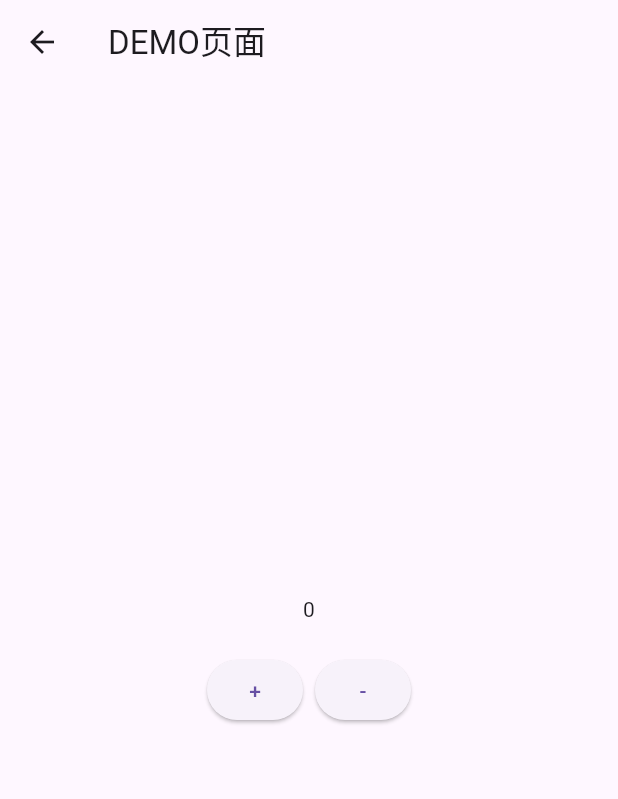
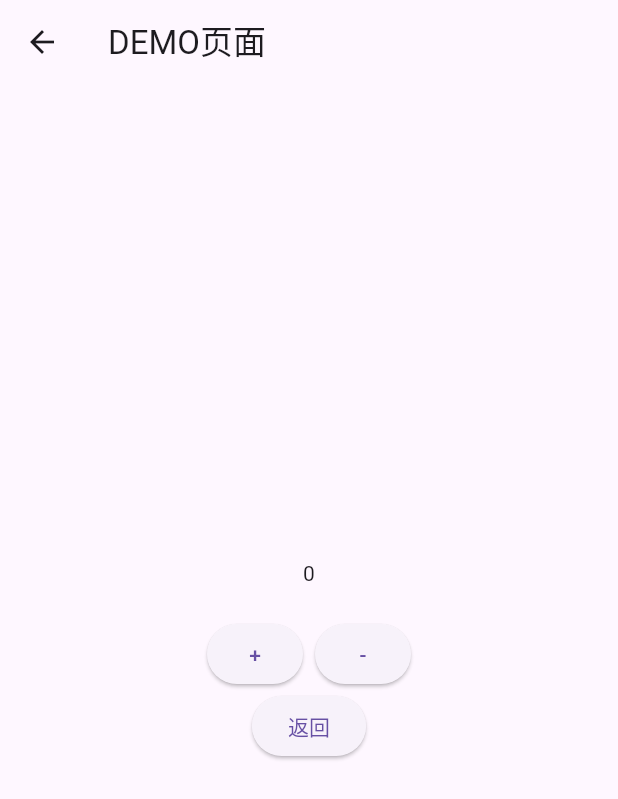
Before and after one commit to oonne/flutter-demo, a Flutter app: the screen it shows after launch, after a tap on "跳转首页", after a tap on "跳转DEMO", on a phone screen of 412 x 824 dp. Shown: the top 799 px of the screen. Run offline on Flutter 3.47's test engine with Material 3 defaults, Android fonts, the phone set to English and light mode, and no system bars; our stand-ins replace flutter_dotenv, go_router, shared_preferences.

Commit message:
feat: MVVM修改

```diff
--- a/lib/pages/demo/demo_view.dart
+++ b/lib/pages/demo/demo_view.dart
@@ -1,6 +1,6 @@
 import 'package:flutter/material.dart';
 import 'package:provider/provider.dart';
-
+import 'package:go_router/go_router.dart';
 import 'demo_view_model.dart';
 
 /*
@@ -12,7 +12,10 @@ class DemoView extends StatelessWidget {
   @override
   Widget build(BuildContext context) {
     return ChangeNotifierProvider(
-      create: (_) => DemoViewModel(),
+      create: (_) {
+        final viewModel = DemoViewModel();
+        return viewModel;
+      },
       child: Consumer<DemoViewModel>(
         builder: (context, viewModel, child) {
           return Scaffold(
@@ -21,6 +24,9 @@ class DemoView extends StatelessWidget {
               child: Column(
                 mainAxisAlignment: MainAxisAlignment.center,
                 children: [
+                  /*
+                   *数字
+                   */
                   Text(viewModel.number.toString()),
                   const SizedBox(height: 20),
                   Row(
@@ -37,6 +43,14 @@ class DemoView extends StatelessWidget {
                       ),
                     ],
                   ),
+
+                  /*
+                   * 跳转
+                   */
+                  ElevatedButton(
+                    onPressed: () => context.pop(),
+                    child: const Text('返回'),
+                  ),
                 ],
               ),
             ),
--- a/lib/pages/demo/demo_view_model.dart
+++ b/lib/pages/demo/demo_view_model.dart
@@ -1,10 +1,14 @@
 import 'package:flutter/material.dart';
+
 
 import 'demo_model.dart';
 
 class DemoViewModel extends ChangeNotifier {
   final DemoModel model = DemoModel();
 
+  /*
+   * 数字控制
+   */
   int get number => model.number;
 
   void add() {
--- a/lib/pages/home/home_view.dart
+++ b/lib/pages/home/home_view.dart
@@ -13,7 +13,10 @@ class HomeView extends StatelessWidget {
   @override
   Widget build(BuildContext context) {
     return ChangeNotifierProvider(
-      create: (_) => HomeViewModel(),
+      create: (_) {
+        final viewModel = HomeViewModel();
+        return viewModel;
+      },
       child: Consumer<HomeViewModel>(
         builder: (context, viewModel, child) {
           return Scaffold(
@@ -44,7 +47,9 @@ class HomeView extends StatelessWidget {
                   const SizedBox(height: 20),
                   ElevatedButton(
                     onPressed: () {
-                      context.pushNamed('demo');
+                      context.pushNamed('demo', queryParameters: {
+                        'num': viewModel.number.toString(),
+                      });
                     },
                     child: const Text('跳转DEMO'),
                   ),
--- a/lib/pages/splash/splash_view.dart
+++ b/lib/pages/splash/splash_view.dart
@@ -13,7 +13,10 @@ class SplashView extends StatelessWidget {
   @override
   Widget build(BuildContext context) {
     return ChangeNotifierProvider(
-      create: (_) => SplashViewModel(),
+      create: (_) {
+        final viewModel = SplashViewModel();
+        return viewModel;
+      },
       child: Consumer<SplashViewModel>(
         builder: (context, viewModel, child) {
           return Scaffold(
```
Also changed, not shown: 1 other file.
